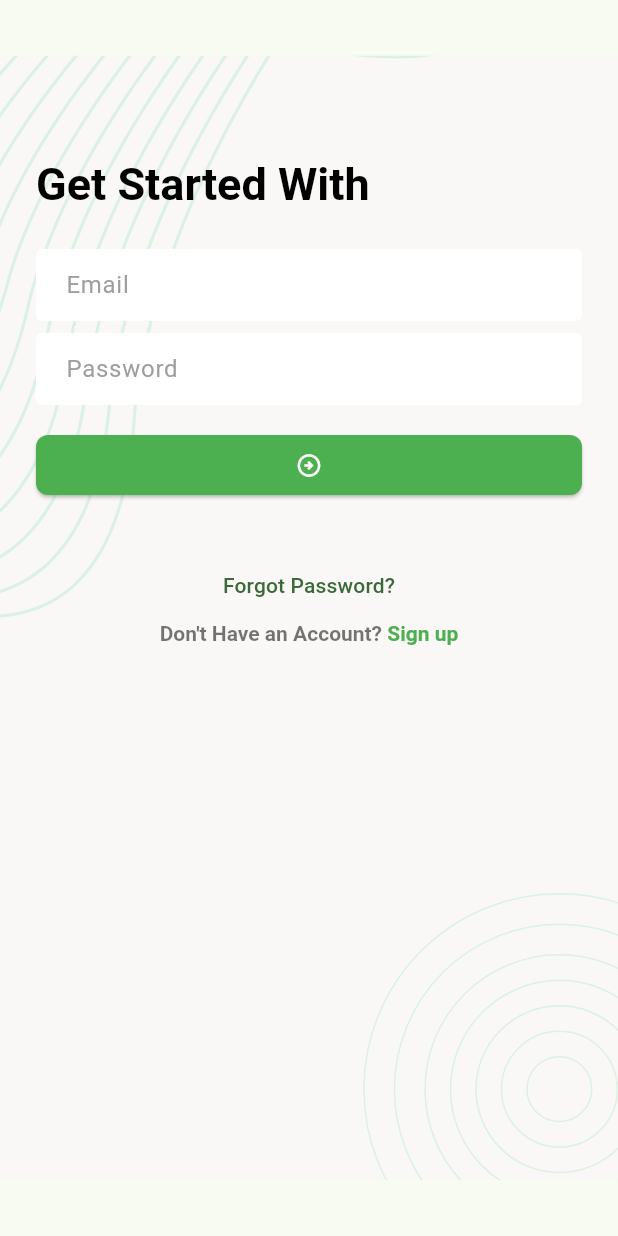
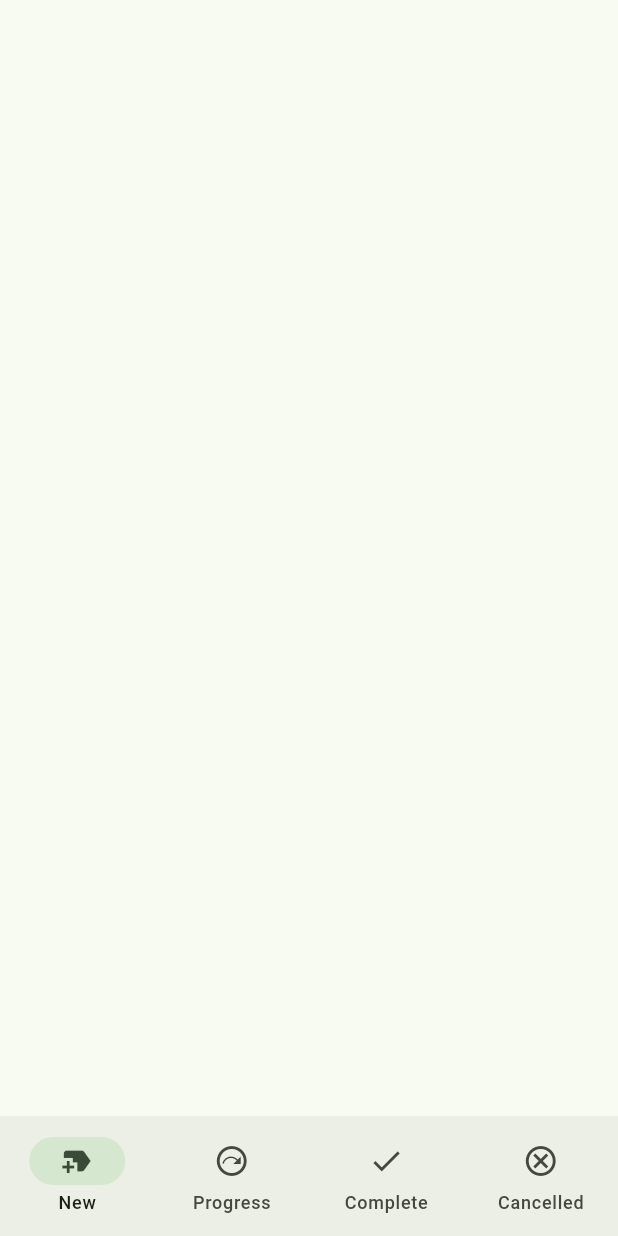
Before and after one commit to lazimrayanfullstackdev/task_manager, a Flutter app: the screen it shows after launch, after a tap on the "arrow circle right" icon, on a phone screen of 412 x 824 dp. Run offline on Flutter 3.47's test engine with Material 3 defaults, Android fonts, the phone set to English and light mode, and no system bars; our stand-ins replace flutter_svg, pin_code_fields.

Commit message:
task manager project bottom navigation added

```diff
--- a/lib/ui/screens/login_screen.dart
+++ b/lib/ui/screens/login_screen.dart
@@ -1,6 +1,7 @@
 import 'package:flutter/gestures.dart';
 import 'package:flutter/material.dart';
 import 'package:task_manager/ui/screens/forgot_password_verify_email_screen.dart';
+import 'package:task_manager/ui/screens/main_bottom_nav_screen.dart';
 import 'package:task_manager/ui/screens/register_screen.dart';
 import 'package:task_manager/ui/widgets/screen_background.dart';
 
@@ -49,7 +50,7 @@ class _LoginScreenState extends State<LoginScreen> {
                   ),
                 ),
                 SizedBox(height: 16,),
-                ElevatedButton(onPressed: () {},
+                ElevatedButton(onPressed: _onTapSubmitButton,
                     child: Icon(
                       Icons.arrow_circle_right_outlined, color: Colors.white,)),
                 SizedBox(height: 32,),
@@ -85,6 +86,14 @@ class _LoginScreenState extends State<LoginScreen> {
     );
   }
 
+  void _onTapSubmitButton(){
+    Navigator.pushAndRemoveUntil(
+        context,
+        MaterialPageRoute(builder: (context) => const MainBottomNavScreen()),
+          (predicate) => false,
+    );
+  }
+
   void _onTapSignUpButton() {
     Navigator.push(
         context,
--- /dev/null
+++ b/lib/ui/screens/main_bottom_nav_screen.dart
@@ -0,0 +1,31 @@
+import 'package:flutter/material.dart';
+
+class MainBottomNavScreen extends StatefulWidget {
+  const MainBottomNavScreen({super.key});
+
+  @override
+  State<MainBottomNavScreen> createState() => _MainBottomNavScreenState();
+}
+
+class _MainBottomNavScreenState extends State<MainBottomNavScreen> {
+  int _selectedIndex = 0;
+
+  @override
+  Widget build(BuildContext context) {
+    return Scaffold(
+      appBar: AppBar(),
+      bottomNavigationBar: NavigationBar(
+        selectedIndex: _selectedIndex,
+          onDestinationSelected: (index){
+          _selectedIndex = index;
+          setState(() {});
+          },
+          destinations: const [
+        NavigationDestination(icon: Icon(Icons.new_label), label: "New"),
+        NavigationDestination(icon: Icon(Icons.next_plan_outlined), label: "Progress"),
+        NavigationDestination(icon: Icon(Icons.done), label: "Complete"),
+        NavigationDestination(icon: Icon(Icons.cancel_outlined), label: "Cancelled"),
+      ]),
+    );
+  }
+}
```
